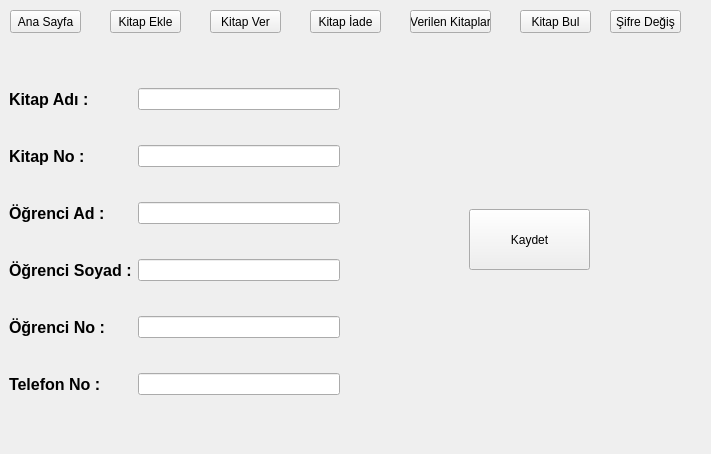
Old version of the form library.ui in the repository taydastahsin/APP-Library.
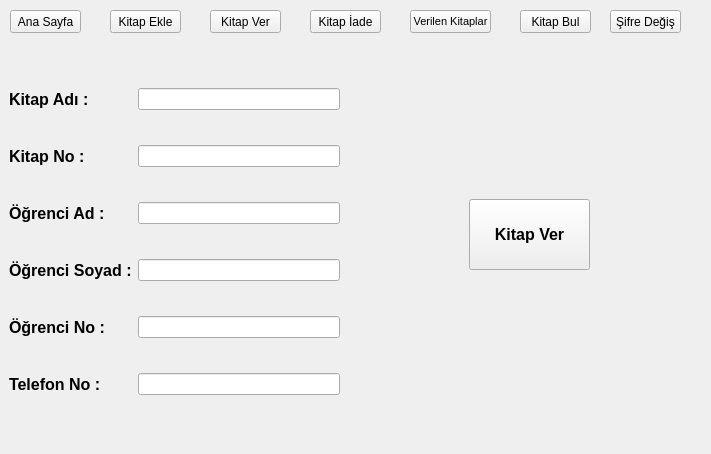
New version of the form. The open tabs and pages were chosen to show the change.

Diff of the .ui file:
```diff
--- a/library.ui
+++ b/library.ui
@@ -65,6 +65,11 @@
       <height>23</height>
      </rect>
     </property>
+    <property name="font">
+     <font>
+      <pointsize>8</pointsize>
+     </font>
+    </property>
     <property name="text">
      <string>Verilen Kitaplar</string>
     </property>
@@ -453,13 +458,20 @@
       <property name="geometry">
        <rect>
         <x>470</x>
-        <y>160</y>
+        <y>150</y>
         <width>121</width>
-        <height>61</height>
+        <height>71</height>
        </rect>
       </property>
+      <property name="font">
+       <font>
+        <pointsize>12</pointsize>
+        <weight>75</weight>
+        <bold>true</bold>
+       </font>
+      </property>
       <property name="text">
-       <string>Kaydet</string>
+       <string>Kitap Ver</string>
       </property>
      </widget>
     </widget>
```
Left out of the diff: 87 changed lines with no effect on the pictures.
